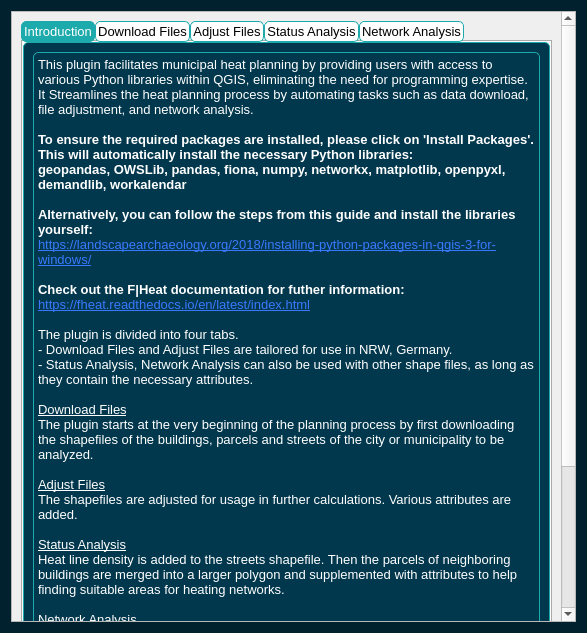
Qt form F-Heat_QGIS/heat_net_tool_dialog_base.ui (hydromac/F-Heat_dev) before a commit.
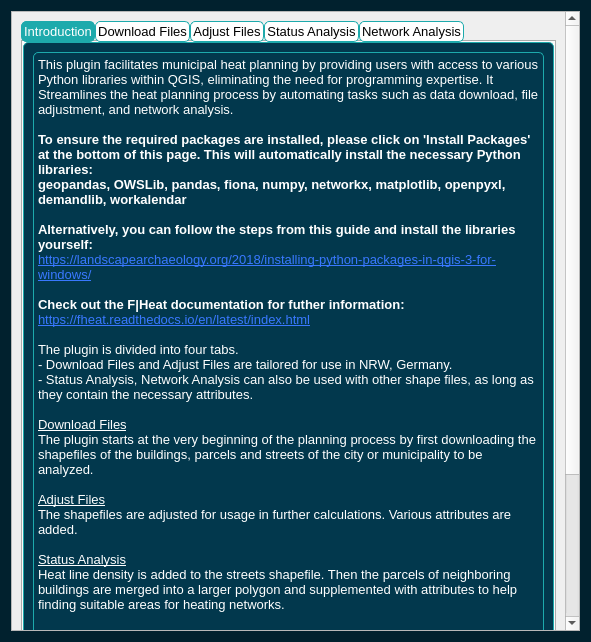
The same form after that commit. Custom widgets are drawn as their Qt base class.

```diff
--- a/F-Heat_QGIS/heat_net_tool_dialog_base.ui
+++ b/F-Heat_QGIS/heat_net_tool_dialog_base.ui
@@ -6,8 +6,8 @@
    <rect>
     <x>0</x>
     <y>0</y>
-    <width>587</width>
-    <height>633</height>
+    <width>591</width>
+    <height>642</height>
    </rect>
   </property>
   <property name="sizePolicy">
@@ -85,8 +85,8 @@
        <rect>
         <x>0</x>
         <y>0</y>
-        <width>544</width>
-        <height>838</height>
+        <width>552</width>
+        <height>833</height>
        </rect>
       </property>
       <layout class="QGridLayout" name="gridLayout_10">
@@ -286,7 +286,7 @@
              <property name="minimumSize">
               <size>
                <width>0</width>
-               <height>690</height>
+               <height>700</height>
               </size>
              </property>
              <property name="maximumSize">
@@ -305,7 +305,7 @@
 &lt;/style&gt;&lt;/head&gt;&lt;body style=&quot; font-family:'Arial','sans-serif'; font-size:7.8pt; font-weight:400; font-style:normal;&quot;&gt;
 &lt;p style=&quot; margin-top:0px; margin-bottom:0px; margin-left:0px; margin-right:0px; -qt-block-indent:0; text-indent:0px;&quot;&gt;&lt;span style=&quot; font-family:'MS Shell Dlg 2'; font-size:10pt;&quot;&gt;This plugin facilitates municipal heat planning by providing users with access to various Python libraries within QGIS, eliminating the need for programming expertise. It Streamlines the heat planning process by automating tasks such as data download, file adjustment, and network analysis.&lt;/span&gt;&lt;/p&gt;
 &lt;p style=&quot;-qt-paragraph-type:empty; margin-top:0px; margin-bottom:0px; margin-left:0px; margin-right:0px; -qt-block-indent:0; text-indent:0px; font-family:'MS Shell Dlg 2'; font-size:10pt;&quot;&gt;&lt;br /&gt;&lt;/p&gt;
-&lt;p style=&quot; margin-top:0px; margin-bottom:0px; margin-left:0px; margin-right:0px; -qt-block-indent:0; text-indent:0px;&quot;&gt;&lt;span style=&quot; font-family:'MS Shell Dlg 2'; font-size:10pt; font-weight:600;&quot;&gt;To ensure the required packages are installed, please click on 'Install Packages'. This will automatically install the necessary Python libraries: &lt;/span&gt;&lt;/p&gt;
+&lt;p style=&quot; margin-top:0px; margin-bottom:0px; margin-left:0px; margin-right:0px; -qt-block-indent:0; text-indent:0px;&quot;&gt;&lt;span style=&quot; font-family:'MS Shell Dlg 2'; font-size:10pt; font-weight:600;&quot;&gt;To ensure the required packages are installed, please click on 'Install Packages' at the bottom of this page. This will automatically install the necessary Python libraries: &lt;/span&gt;&lt;/p&gt;
 &lt;p style=&quot; margin-top:0px; margin-bottom:0px; margin-left:0px; margin-right:0px; -qt-block-indent:0; text-indent:0px;&quot;&gt;&lt;span style=&quot; font-family:'MS Shell Dlg 2'; font-size:10pt; font-weight:600;&quot;&gt;geopandas, OWSLib, pandas, fiona, numpy, networkx, matplotlib, openpyxl, demandlib, workalendar&lt;/span&gt;&lt;/p&gt;
 &lt;p style=&quot;-qt-paragraph-type:empty; margin-top:0px; margin-bottom:0px; margin-left:0px; margin-right:0px; -qt-block-indent:0; text-indent:0px; font-family:'MS Shell Dlg 2'; font-size:10pt; font-weight:600;&quot;&gt;&lt;br /&gt;&lt;/p&gt;
 &lt;p style=&quot; margin-top:0px; margin-bottom:0px; margin-left:0px; margin-right:0px; -qt-block-indent:0; text-indent:0px;&quot;&gt;&lt;span style=&quot; font-family:'MS Shell Dlg 2'; font-size:10pt; font-weight:600;&quot;&gt;Alternatively, you can follow the steps from this guide and install the libraries yourself:&lt;/span&gt;&lt;/p&gt;
```
Left out of the diff: 2 changed lines with no effect on the pictures.
